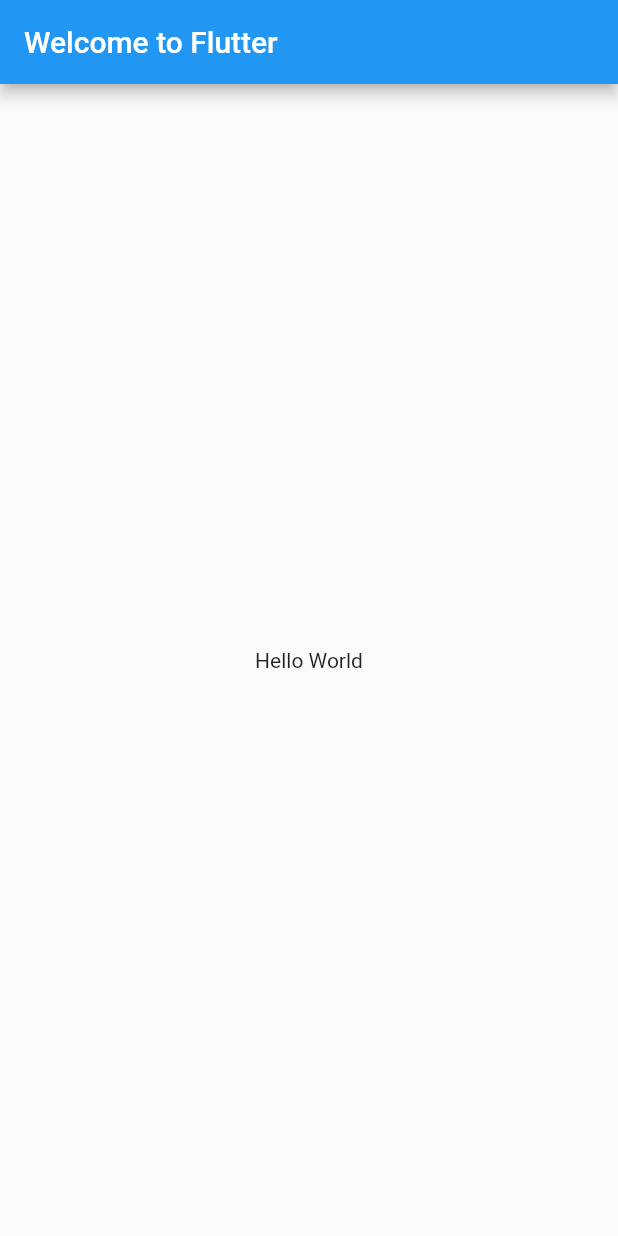
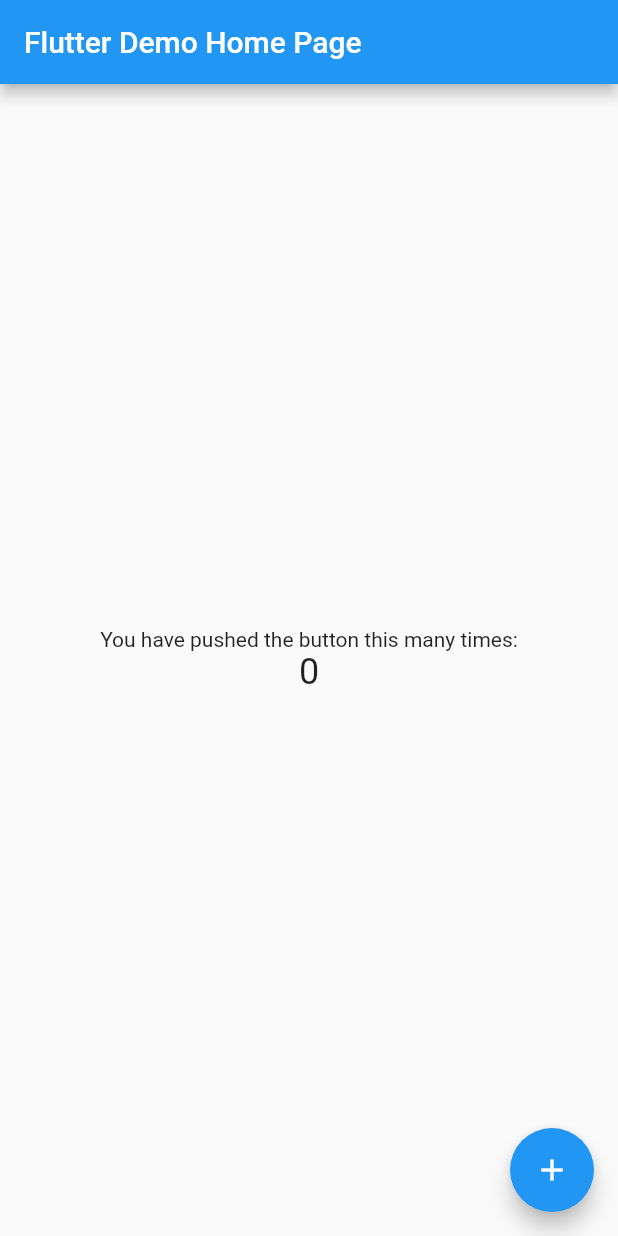
Before and after one commit to Quantriple/myapp, a Flutter app: the screen it shows after launch, on a phone screen of 412 x 824 dp. Run offline on Flutter 3.47's test engine with Material 2 defaults, Android fonts, the phone set to English and light mode, and no system bars.

Commit message:
计数器

```diff
--- a/lib/main.dart
+++ b/lib/main.dart
@@ -6,15 +6,57 @@ class MyApp extends StatelessWidget {
   @override
   Widget build(BuildContext context) {
     return new MaterialApp(
-      title: 'Welcome to Flutter',
-      home: new Scaffold(
-        appBar: new AppBar(
-          title: new Text('Welcome to Flutter'),
-        ),
-        body: new Center(
-          child: new Text('Hello World'),
-        ),
+      title: 'Flutter Demo',
+      theme: new ThemeData(
+        primarySwatch: Colors.blue,
       ),
+      home: new MyHomePage(title: 'Flutter Demo Home Page'),
     );
   }
 }
+
+class MyHomePage extends StatefulWidget {
+  MyHomePage({Key key, this.title}) : super(key: key);
+  final String title;
+
+  @override
+  _MyHomePageState createState() => new _MyHomePageState();
+}
+
+class _MyHomePageState extends State<MyHomePage> {
+  int _counter = 0;
+
+  void _incrementCounter() {
+    setState(() {
+      _counter++;
+    });
+  }
+
+  @override
+  Widget build(BuildContext context) {
+    return new Scaffold(
+      appBar: new AppBar(
+        title: new Text(widget.title),
+      ),
+      body: new Center(
+        child: new Column(
+          mainAxisAlignment: MainAxisAlignment.center,
+          children: <Widget>[
+            new Text(
+              'You have pushed the button this many times:',
+            ),
+            new Text(
+              '$_counter',
+              style: Theme.of(context).textTheme.headline,
+            ),
+          ],
+        ),
+      ),
+      floatingActionButton: new FloatingActionButton(
+        onPressed: _incrementCounter,
+        tooltip: 'Increment',
+        child: new Icon(Icons.add),
+      ), // This trailing comma makes auto-formatting nicer for build methods.
+    );
+  }
+}
```
